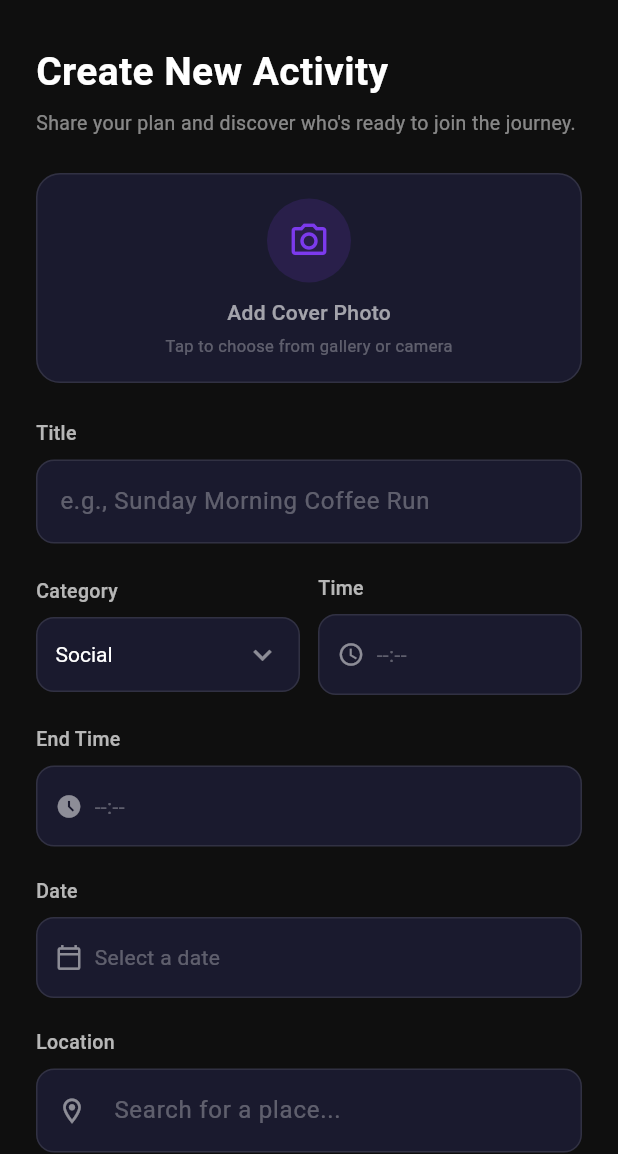
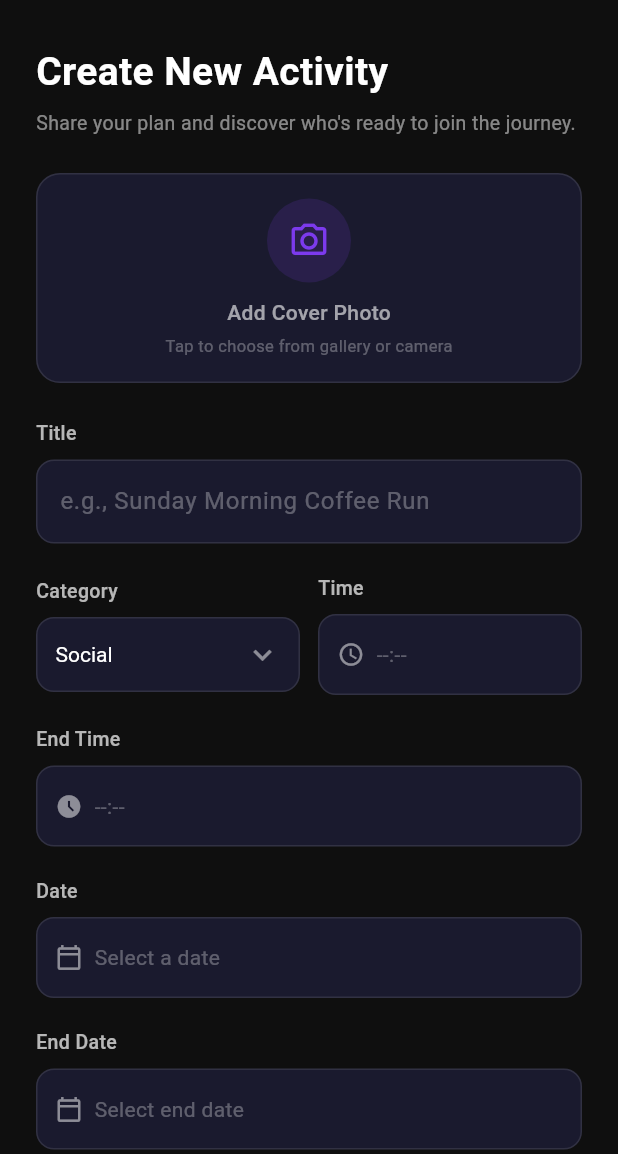
Before and after one commit to sagarlama0102/kaJani, a Flutter app: the CreatePlanPage screen opened directly, on a phone screen of 412 x 824 dp, the part 82-1236 px from its top. Run offline on Flutter 3.47's test engine with Material 3 defaults, Android fonts, the light colour scheme and no system bars; our stand-ins replace connectivity_plus, dartz, dio, equatable, firebase_auth, firebase_core and 7 more; accounts and stored records are empty.

Commit message:
added plan endDate for plan category distribution

```diff
--- a/lib/features/dashboard/data/datasources/plan_datasource.dart
+++ b/lib/features/dashboard/data/datasources/plan_datasource.dart
@@ -19,6 +19,7 @@ abstract interface class IPlanRemoteDatasource {
     required String date,
     required String time,
     required String endTime,
+    required String endDate,
     bool isPublic,
     int? maxMembers,
     String? coverImage,
--- a/lib/features/dashboard/data/datasources/remote/plan_remote_datasource.dart
+++ b/lib/features/dashboard/data/datasources/remote/plan_remote_datasource.dart
@@ -63,6 +63,7 @@ class PlanRemoteDatasource {
     required String date,
     required String time,
     required String endTime,
+    required String endDate,
     bool isPublic = true,
     int? maxMembers,
     String? coverImage,
@@ -77,6 +78,7 @@ class PlanRemoteDatasource {
         'date': date,
         'time': time,
         'endTime': endTime,
+        'endDate': endDate,
         'isPublic': isPublic,
         if (maxMembers != null) 'maxMembers': maxMembers,
         if (coverImage != null) 'coverImage': coverImage,
--- a/lib/features/dashboard/data/models/plan_api_model.dart
+++ b/lib/features/dashboard/data/models/plan_api_model.dart
@@ -10,6 +10,7 @@ class PlanApiModel {
   final String location;
   final String date;
   final String? endTime;
+  final String? endDate;
   final String time;
   final String status;
   final bool isPublic;
@@ -29,6 +30,7 @@ class PlanApiModel {
     required this.date,
     required this.time,
     this.endTime,
+    this.endDate,
     required this.status,
     this.isPublic = true,
     this.maxMembers,
@@ -49,6 +51,7 @@ class PlanApiModel {
       date: json['date'] as String,
       time: json['time'] as String,
       endTime: json['endTime'] as String?,
+      endDate: json['endDate'] as String?,
       status: json['status'] as String,
       isPublic: json['isPublic'] as bool? ?? true,
       maxMembers: json['maxMembers'] as int?,
@@ -89,6 +92,7 @@ class PlanApiModel {
       'date': date,
       'time': time,
       'endTime': endTime,
+      'endDate': endDate,
       'status': status,
       'isPublic': isPublic,
       if (maxMembers != null) 'maxMembers': maxMembers,
@@ -107,6 +111,7 @@ class PlanApiModel {
       date: date,
       time: time,
       endTime: endTime,
+      endDate: endDate,
       status: status,
       isPublic: isPublic,
       maxMembers: maxMembers,
@@ -129,6 +134,7 @@ class PlanApiModel {
       date: entity.date,
       time: entity.time,
       endTime: entity.endTime,
+      endDate: entity.endDate,
       status: entity.status,
       isPublic: entity.isPublic,
       maxMembers: entity.maxMembers,
--- a/lib/features/dashboard/data/repositories/plan_repository.dart
+++ b/lib/features/dashboard/data/repositories/plan_repository.dart
@@ -92,6 +92,7 @@ class PlanRepositoryImpl implements IPlanRepository {
     required String location,
     required String date,
     required String endTime,
+    required String endDate,
     required String time,
     bool isPublic = true,
     int? maxMembers,
@@ -107,6 +108,7 @@ class PlanRepositoryImpl implements IPlanRepository {
           date: date,
           time: time,
           endTime:endTime,
+          endDate: endDate,
           isPublic: isPublic,
           maxMembers: maxMembers,
           coverImage: coverImage,
--- a/lib/features/dashboard/domain/entities/plan_entity.dart
+++ b/lib/features/dashboard/domain/entities/plan_entity.dart
@@ -11,6 +11,7 @@ class PlanEntity extends Equatable {
   final String date;
   final String time;
   final String? endTime;
+  final String? endDate;
   final String status;
   final bool isPublic;
   final int? maxMembers;
@@ -29,6 +30,7 @@ class PlanEntity extends Equatable {
     required this.date,
     required this.time,
     this.endTime,
+    this.endDate,
     required this.status,
     this.isPublic = true,
     this.maxMembers,
@@ -51,6 +53,7 @@ class PlanEntity extends Equatable {
     date,
     time,
     endTime,
+    endDate,
     status,
     isPublic,
     maxMembers,
--- a/lib/features/dashboard/domain/repositories/plan_repository.dart
+++ b/lib/features/dashboard/domain/repositories/plan_repository.dart
@@ -12,6 +12,7 @@ abstract interface class IPlanRepository {
     required String location,
     required String date,
     required String endTime,
+    required String endDate,
     required String time,
     bool isPublic,
     int? maxMembers,
--- a/lib/features/dashboard/domain/usecases/create_plan_usecase.dart
+++ b/lib/features/dashboard/domain/usecases/create_plan_usecase.dart
@@ -15,6 +15,7 @@ class CreatePlanParams extends Equatable {
   final String date;
   final String time;
   final String endTime;
+  final String endDate;
   final bool isPublic;
   final int? maxMembers;
   final String? coverImage;
@@ -27,6 +28,7 @@ class CreatePlanParams extends Equatable {
     required this.date,
     required this.time,
     required this.endTime,
+    required this.endDate,
     this.isPublic = true,
     this.maxMembers,
     this.coverImage,
@@ -41,6 +43,7 @@ class CreatePlanParams extends Equatable {
     date,
     time,
     endTime,
+    endDate,
     isPublic,
     maxMembers,
     coverImage,
@@ -68,6 +71,7 @@ class CreatePlanUsecase
       date: params.date,
       time: params.time,
       endTime: params.endTime,
+      endDate: params.endDate,
       isPublic: params.isPublic,
       maxMembers: params.maxMembers,
       coverImage: params.coverImage,
--- a/lib/features/dashboard/presentation/pages/create_plan_page.dart
+++ b/lib/features/dashboard/presentation/pages/create_plan_page.dart
@@ -34,6 +34,7 @@ class _CreatePlanPageState extends ConsumerState<CreatePlanPage> {
   String _selectedDate = '';
   String _selectedTime = '';
   String _selectedEndTime = '';
+  String _selectedEndDate = '';
   bool _isPublic = true;
 
   @override
@@ -50,6 +51,7 @@ class _CreatePlanPageState extends ConsumerState<CreatePlanPage> {
       _selectedDate = plan.date;
       _selectedTime = plan.time;
       _selectedEndTime = plan.endTime ?? '';
+      _selectedEndDate = plan.endDate ?? '';
       _isPublic = plan.isPublic;
     }
   }
@@ -270,6 +272,32 @@ class _CreatePlanPageState extends ConsumerState<CreatePlanPage> {
     }
   }
 
+  Future<void> _pickEndDate() async {
+    final DateTime? picked = await showDatePicker(
+      context: context,
+      initialDate: DateTime.now().add(const Duration(days: 1)),
+      firstDate: DateTime.now(),
+      lastDate: DateTime.now().add(const Duration(days: 365)),
+      builder: (context, child) {
+        return Theme(
+          data: ThemeData.dark().copyWith(
+            colorScheme: const ColorScheme.dark(
+              primary: AppColors.primary,
+              surface: Color(0xff1A1A2E),
+            ),
+          ),
+          child: child!,
+        );
+      },
+    );
+    if (picked != null) {
+      setState(() {
+        _selectedEndDate =
+            '${picked.year}-${picked.month.toString().padLeft(2, '0')}-${picked.day.toString().padLeft(2, '0')}';
+      });
+    }
+  }
+
   // ─── Create Plan ──────────────────────────────────────────────────
   Future<void> _handleCreate() async {
     if (!_formKey.currentState!.validate()) return;
@@ -283,6 +311,10 @@ class _CreatePlanPageState extends ConsumerState<CreatePlanPage> {
     }
     if (_selectedEndTime.isEmpty) {
       SnackbarUtils.showError(context, 'Please select an end time');
+      return;
+    }
+    if (_selectedEndDate.isEmpty) {
+      SnackbarUtils.showError(context, 'Please select an end date');
       return;
     }
 
@@ -321,7 +353,8 @@ class _CreatePlanPageState extends ConsumerState<CreatePlanPage> {
         'location': _locationController.text.trim(),
         'date': _selectedDate,
         'time': _selectedTime,
-        'endTime':_selectedEndTime,
+        'endTime': _selectedEndTime,
+        'endDate': _selectedEndDate,
         'isPublic': _isPublic,
         if (_maxMembersController.text.isNotEmpty)
           'maxMembers': int.tryParse(_maxMembersController.text),
@@ -343,6 +376,7 @@ class _CreatePlanPageState extends ConsumerState<CreatePlanPage> {
             date: _selectedDate,
             time: _selectedTime,
             endTime: _selectedEndTime,
+            endDate: _selectedEndDate,
             isPublic: _isPublic,
             maxMembers: _maxMembersController.text.isEmpty
                 ? null
@@ -747,6 +781,47 @@ class _CreatePlanPageState extends ConsumerState<CreatePlanPage> {
 
                     const SizedBox(height: 20),
 
+                    // ─── End Date Picker ───────────────────────────────────────
+                    _fieldLabel('End Date'),
+                    GestureDetector(
+                      onTap: _pickEndDate,
+                      child: Container(
+                        width: double.infinity,
+                        padding: const EdgeInsets.symmetric(
+                          horizontal: 12,
+                          vertical: 16,
+                        ),
+                        decoration: BoxDecoration(
+                          color: const Color(0xff1A1A2E),
+                          borderRadius: BorderRadius.circular(12),
+                          border: Border.all(
+                            color: Colors.white.withOpacity(0.1),
+                          ),
+                        ),
+                        child: Row(
+                          children: [
+                            Icon(
+                              Icons.calendar_today_outlined,
+                              color: Colors.white.withOpacity(0.5),
+                              size: 18,
+                            ),
+                            const SizedBox(width: 8),
+                            Text(
+                              _selectedEndDate.isEmpty
+                                  ? 'Select end date'
+                                  : _selectedEndDate,
+                              style: TextStyle(
+                                color: _selectedEndDate.isEmpty
+                                    ? Colors.white.withOpacity(0.3)
+                                    : Colors.white,
+                                fontSize: 14,
+                              ),
+                            ),
+                          ],
+                        ),
+                      ),
+                    ),
+
                     // ─── Location Field ────────────────────────────
                     _fieldLabel('Location'),
                     TextFormField(
--- a/lib/features/dashboard/presentation/view_model/plan_view_model.dart
+++ b/lib/features/dashboard/presentation/view_model/plan_view_model.dart
@@ -106,6 +106,7 @@ class PlanViewModel extends Notifier<PlanState> {
     required String date,
     required String time,
     required String endTime,
+    required String endDate,
     bool isPublic = true,
     int? maxMembers,
     String? coverImage,
@@ -121,6 +122,7 @@ class PlanViewModel extends Notifier<PlanState> {
         date: date,
         time: time,
         endTime: endTime,
+        endDate: endDate,
         isPublic: isPublic,
         maxMembers: maxMembers,
         coverImage: coverImage,
```
